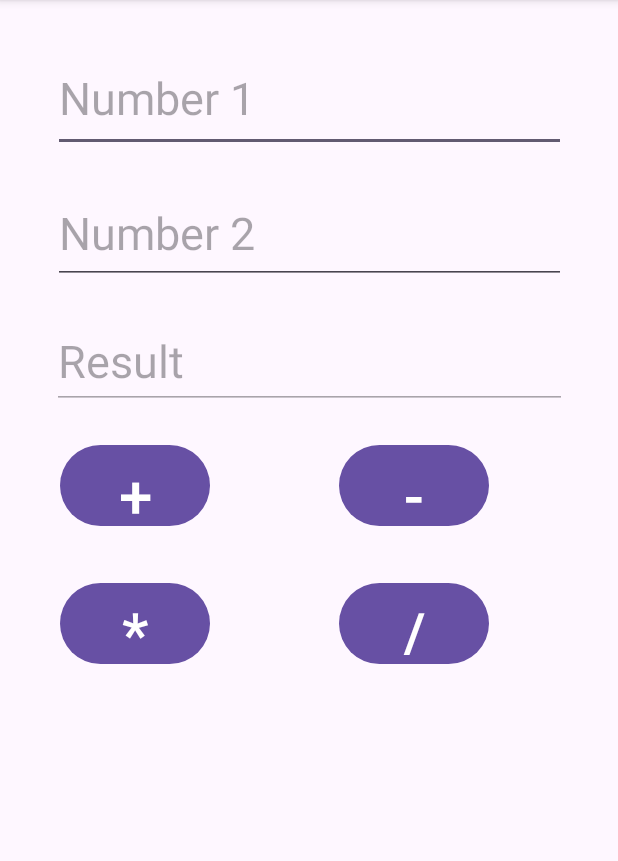
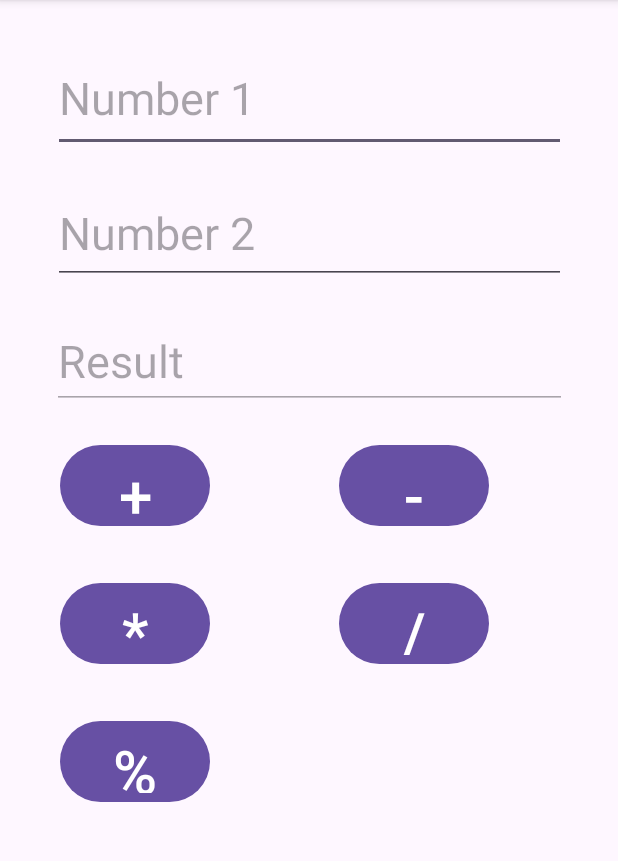
Before and after one commit to IceBerG-15/calculator, an Android app: the screen it shows after launch (MainActivity), on a phone screen of 412 x 824 dp, the part 96-957 px from its top. Run offline under Robolectric (Android 15) with nearby library versions, the phone set to English and light mode, and no system bars.

Commit message:
added new button

```diff
--- a/calculator/app/src/main/java/com/example/calculator/MainActivity.java
+++ b/calculator/app/src/main/java/com/example/calculator/MainActivity.java
@@ -11,7 +11,7 @@ import android.widget.Toast;
 public class MainActivity extends AppCompatActivity {
 
     private EditText number_1,number_2,result;
-    private Button add,minus,divide,multiply;
+    private Button add,minus,divide,multiply,mod;
 
     @Override
     protected void onCreate(Bundle savedInstanceState) {
@@ -25,6 +25,7 @@ public class MainActivity extends AppCompatActivity {
         minus = findViewById(R.id.minus);
         divide = findViewById(R.id.divide);
         multiply = findViewById(R.id.multiply);
+        mod = findViewById(R.id.mod);
 
         add.setOnClickListener(new View.OnClickListener() {
             @Override
@@ -85,5 +86,20 @@ public class MainActivity extends AppCompatActivity {
                 }
             }
         });
+
+        mod.setOnClickListener(new View.OnClickListener() {
+            @Override
+            public void onClick(View v) {
+                try{
+                    float x , y , s;
+                    x = Float.parseFloat(number_1.getText().toString());
+                    y = Float.parseFloat(number_2.getText().toString());
+                    s = x%y;
+                    result.setText(Float.toString(s));
+                }catch (NumberFormatException e){
+                    Toast.makeText(MainActivity.this, "enter number instead of string!!", Toast.LENGTH_SHORT).show();
+                }
+            }
+        });
     }
 }
--- a/calculator/app/src/main/res/layout/activity_main.xml
+++ b/calculator/app/src/main/res/layout/activity_main.xml
@@ -87,4 +87,15 @@
         app:layout_constraintStart_toStartOf="@+id/add"
         app:layout_constraintTop_toBottomOf="@+id/add" />
 
+    <Button
+        android:id="@+id/mod"
+        android:layout_width="100dp"
+        android:layout_height="62dp"
+        android:text="%"
+        android:textSize="40sp"
+        android:layout_marginStart="40dp"
+        android:layout_marginTop="30dp"
+        app:layout_constraintStart_toStartOf="parent"
+        app:layout_constraintTop_toBottomOf="@+id/multiply" />
+
 </androidx.constraintlayout.widget.ConstraintLayout>
```
